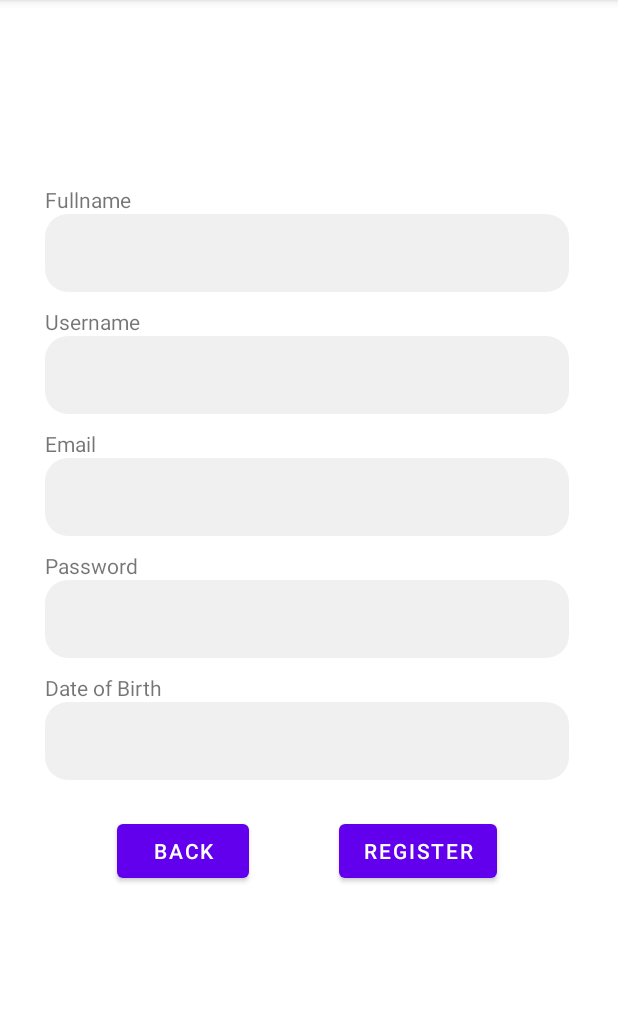
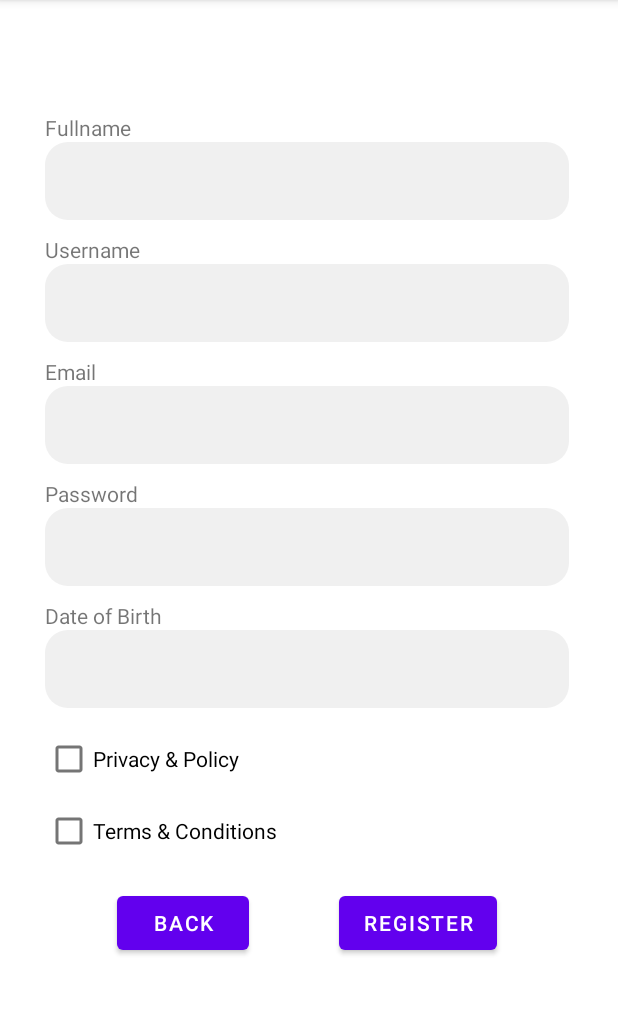
Before and after one commit to swompsy/Rinder-1, an Android app: the RegisterPageActivity screen opened directly, with no data from a screen before it, on a phone screen of 412 x 824 dp, the part 84-1099 px from its top. Run offline under Robolectric (Android 15) with nearby library versions, the phone set to English and light mode, and no system bars.

Commit message:
modified login and register while adding some string too

```diff
--- a/app/src/main/res/layout/activity_home_page.xml
+++ b/app/src/main/res/layout/activity_home_page.xml
@@ -21,8 +21,9 @@
         android:layout_height="52dp"
         android:layout_marginHorizontal="30dp"
         android:background="@drawable/round_rectangle_shape"
-        tools:layout_editor_absoluteX="30dp"
-        tools:layout_editor_absoluteY="16dp" />
+        tools:layout_editor_absoluteX="25dp"
+        tools:layout_editor_absoluteY="16dp"
+        tools:ignore="MissingConstraints" />
 
     <Button
         android:id="@+id/AlarmButton"
--- a/app/src/main/res/layout/activity_register_page.xml
+++ b/app/src/main/res/layout/activity_register_page.xml
@@ -19,11 +19,12 @@
             android:layout_width="wrap_content"
             android:layout_height="wrap_content"
             android:layout_marginHorizontal="30dp"
-            android:text="Fullname" />
+            android:text="@string/fullname" />
 
         <EditText
             android:id="@+id/FullnameFill"
             android:layout_width="match_parent"
+            android:paddingStart="10dp"
             android:layout_height="52dp"
             android:layout_marginHorizontal="30dp"
             android:layout_marginBottom="10dp"
@@ -33,11 +34,12 @@
             android:layout_width="wrap_content"
             android:layout_height="wrap_content"
             android:layout_marginHorizontal="30dp"
-            android:text="Username" />
+            android:text="@string/username" />
 
         <EditText
             android:id="@+id/UsernameFill"
             android:layout_width="match_parent"
+            android:paddingStart="10dp"
             android:layout_height="52dp"
             android:layout_marginHorizontal="30dp"
             android:layout_marginBottom="10dp"
@@ -47,12 +49,13 @@
         <TextView
             android:layout_width="wrap_content"
             android:layout_height="wrap_content"
-            android:text="Email"
+            android:text="@string/email"
             android:layout_marginHorizontal="30dp"/>
 
         <EditText
             android:id="@+id/EmailFill"
             android:layout_width="match_parent"
+            android:paddingStart="10dp"
             android:layout_height="52dp"
             android:layout_marginHorizontal="30dp"
             android:layout_marginBottom="10dp"
@@ -62,12 +65,13 @@
         <TextView
             android:layout_width="wrap_content"
             android:layout_height="wrap_content"
-            android:text="Password"
+            android:text="@string/password"
             android:layout_marginHorizontal="30dp"/>
 
         <EditText
             android:id="@+id/PasswordFill"
             android:layout_width="match_parent"
+            android:paddingStart="10dp"
             android:layout_height="52dp"
             android:layout_marginHorizontal="30dp"
             android:layout_marginBottom="10dp"
@@ -77,31 +81,31 @@
         <TextView
             android:layout_width="wrap_content"
             android:layout_height="wrap_content"
-            android:text="Date of Birth"
+            android:text="@string/dob"
             android:layout_marginHorizontal="30dp"/>
 
         <EditText
             android:id="@+id/DOBFill"
             android:layout_width="match_parent"
+            android:paddingStart="10dp"
             android:layout_height="52dp"
             android:layout_marginHorizontal="30dp"
             android:layout_marginBottom="10dp"
             android:background="@drawable/round_rectangle_shape" />
 
+        <CheckBox
+            android:id="@+id/privacypolicy"
+            android:layout_marginHorizontal="30dp"
+            android:layout_width="match_parent"
+            android:layout_height="wrap_content"
+            android:text="@string/privacypolicy" />
 
-<!--        <TextView-->
-<!--            android:id="@+id/textView"-->
-<!--            android:layout_width="match_parent"-->
-<!--            android:layout_height="wrap_content"-->
-<!--            android:layout_marginHorizontal="30dp"-->
-<!--            android:text="Privacy & Policy" />-->
-
-<!--        <TextView-->
-<!--            android:id="@+id/textView"-->
-<!--            android:layout_width="match_parent"-->
-<!--            android:layout_height="wrap_content"-->
-<!--            android:layout_marginHorizontal="30dp"-->
-<!--            android:text="Terms & Conditions" />-->
+        <CheckBox
+            android:id="@+id/termsconditions"
+            android:layout_marginHorizontal="30dp"
+            android:layout_width="match_parent"
+            android:layout_height="wrap_content"
+            android:text="@string/termsconditions" />
 
         <LinearLayout
             android:layout_width="match_parent"
@@ -113,14 +117,14 @@
                 android:layout_width="wrap_content"
                 android:layout_height="wrap_content"
                 android:layout_marginHorizontal="30dp"
-                android:text="BACK" />
+                android:text="@string/BACK" />
 
             <Button
                 android:id="@+id/registerBtn"
                 android:layout_width="wrap_content"
                 android:layout_height="wrap_content"
                 android:layout_marginHorizontal="30dp"
-                android:text="REGISTER" />
+                android:text="@string/REGISTER" />
         </LinearLayout>
     </LinearLayout>
 </androidx.constraintlayout.widget.ConstraintLayout>
--- a/app/src/main/res/values/strings.xml
+++ b/app/src/main/res/values/strings.xml
@@ -6,4 +6,11 @@
     <string name="forgotPass">Forgot Password</string>
     <string name="registerText">Don\'t have account? Register here!</string>
     <string name="alarm">Alarm</string>
+    <string name="privacypolicy">Privacy &amp; Policy</string>
+    <string name="termsconditions">Terms &amp; Conditions</string>
+    <string name="BACK">BACK</string>
+    <string name="REGISTER">REGISTER</string>
+    <string name="fullname">Fullname</string>
+    <string name="dob">Date of Birth</string>
+    <string name="email">Email</string>
 </resources>
```
